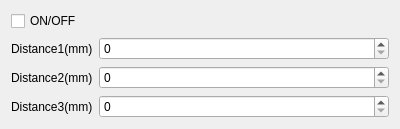
Old version of the form source/wnd/ui/distancealarmpage.ui in the repository ww4u/megarobostudio.
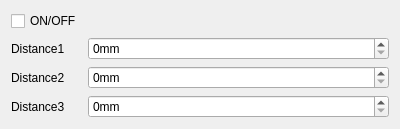
New version of the form.

```diff
--- a/source/wnd/ui/distancealarmpage.ui
+++ b/source/wnd/ui/distancealarmpage.ui
@@ -24,26 +24,29 @@
    <item row="1" column="0">
     <widget class="QLabel" name="label">
      <property name="text">
-      <string>Distance1(mm)</string>
+      <string>Distance1</string>
      </property>
     </widget>
    </item>
    <item row="2" column="0">
     <widget class="QLabel" name="label_2">
      <property name="text">
-      <string>Distance2(mm)</string>
+      <string>Distance2</string>
      </property>
     </widget>
    </item>
    <item row="3" column="0">
     <widget class="QLabel" name="label_3">
      <property name="text">
-      <string>Distance3(mm)</string>
+      <string>Distance3</string>
      </property>
     </widget>
    </item>
    <item row="1" column="1">
     <widget class="QSpinBox" name="spinBox">
+     <property name="suffix">
+      <string>mm</string>
+     </property>
      <property name="maximum">
       <number>10000</number>
      </property>
@@ -51,6 +54,9 @@
    </item>
    <item row="2" column="1">
     <widget class="QSpinBox" name="spinBox_2">
+     <property name="suffix">
+      <string>mm</string>
+     </property>
      <property name="maximum">
       <number>10000</number>
      </property>
@@ -58,6 +64,9 @@
    </item>
    <item row="3" column="1">
     <widget class="QSpinBox" name="spinBox_3">
+     <property name="suffix">
+      <string>mm</string>
+     </property>
      <property name="maximum">
       <number>10000</number>
      </property>
```
